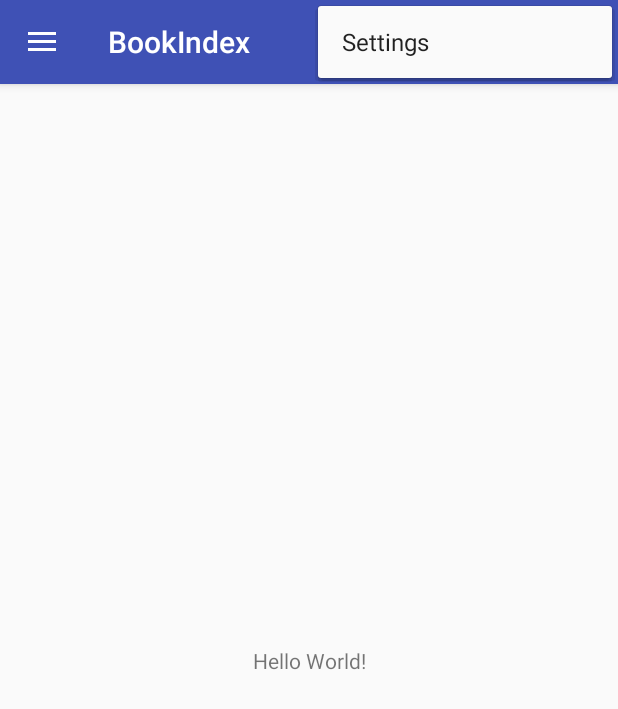
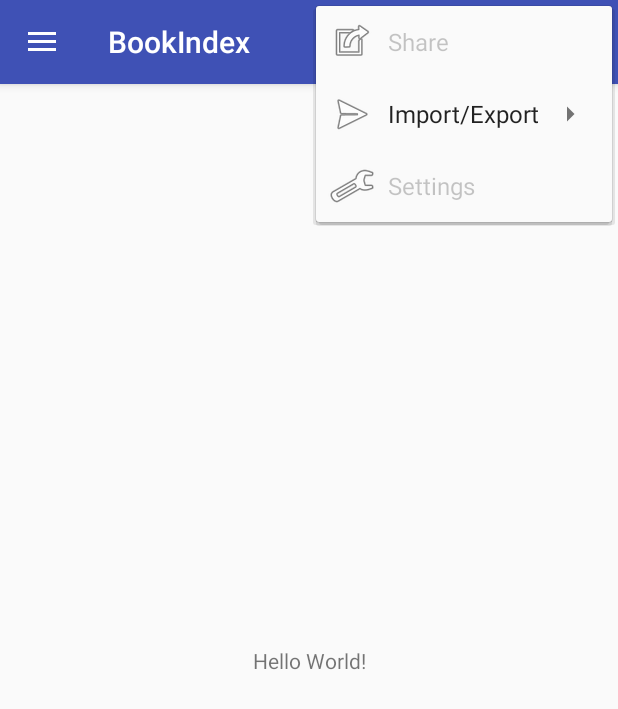
Before and after one commit to TristanEduProjet/BookIndex, an Android app: the screen it shows after launch (MainActivity), with the options menu open, on a phone screen of 412 x 824 dp. Shown: the top 709 px of the screen. Run offline under Robolectric (Android 15) with nearby library versions, the light colour scheme and no system bars.

Commit message:
Move part of menu & force icons shown

```diff
--- a/app/src/main/res/menu/main_actionbar_menu.xml
+++ b/app/src/main/res/menu/main_actionbar_menu.xml
@@ -1,9 +1,43 @@
 <?xml version="1.0" encoding="utf-8"?>
 <menu xmlns:android="http://schemas.android.com/apk/res/android"
-    xmlns:app="http://schemas.android.com/apk/res-auto">
+    xmlns:app="http://schemas.android.com/apk/res-auto"
+    xmlns:tools="http://schemas.android.com/tools"
+    tools:context=".ui.MainActivity">
     <item
         android:id="@+id/action_settings"
+        android:icon="@android:drawable/ic_menu_preferences"
         android:orderInCategory="100"
         android:title="@string/action_settings"
+        android:enabled="false"
         app:showAsAction="never" />
+
+    <item
+        android:id="@+id/action_share"
+        android:icon="@android:drawable/ic_menu_set_as"
+        android:orderInCategory="90"
+        android:enabled="false"
+        android:title="@string/action_share" />
+    <item
+        android:title="@string/nav_import_export"
+        android:icon="@android:drawable/ic_menu_send"
+        android:orderInCategory="90"
+        app:showAsAction="never" >
+        <menu>
+            <item
+                android:id="@+id/action_save"
+                android:icon="@android:drawable/ic_menu_save"
+                android:enabled="false"
+                android:title="@string/action_save" />
+            <item
+                android:id="@+id/action_export"
+                android:icon="@android:drawable/ic_menu_set_as"
+                android:enabled="false"
+                android:title="@string/action_export" />
+            <item
+                android:id="@+id/action_send"
+                android:icon="@android:drawable/ic_menu_send"
+                android:enabled="false"
+                android:title="@string/action_send" />
+        </menu>
+    </item>
 </menu>
--- a/app/src/main/res/menu/main_activity_drawer.xml
+++ b/app/src/main/res/menu/main_activity_drawer.xml
@@ -24,31 +24,6 @@
         <!--android:icon="@android:drawable/ic_menu_manage"-->
     </group>
 
-    <item android:title="@string/nav_import_export">
-        <menu>
-            <item
-                android:id="@+id/nav_save"
-                android:icon="@android:drawable/ic_menu_save"
-                android:enabled="false"
-                android:title="@string/nav_save" />
-            <item
-                android:id="@+id/nav_export"
-                android:icon="@android:drawable/ic_menu_set_as"
-                android:enabled="false"
-                android:title="@string/nav_export" />
-            <item
-                android:id="@+id/nav_share"
-                android:icon="@android:drawable/ic_menu_share"
-                android:enabled="false"
-                android:title="@string/nav_share" />
-            <item
-                android:id="@+id/nav_send"
-                android:icon="@android:drawable/ic_menu_send"
-                android:enabled="false"
-                android:title="@string/nav_send" />
-        </menu>
-    </item>
-
     <item android:title="@string/nav_other">
         <menu>
             <item
--- a/app/src/main/res/values/strings.xml
+++ b/app/src/main/res/values/strings.xml
@@ -8,10 +8,10 @@
     <string name="nav_bookloan">Book loan</string>
     <string name="nav_settings">Settings</string>
     <string name="nav_import_export">Import/Export</string>
-    <string name="nav_save">Save</string>
-    <string name="nav_export">Export</string>
-    <string name="nav_share">Share</string>
-    <string name="nav_send">Send</string>
+    <string name="action_save">Save</string>
+    <string name="action_export">Export</string>
+    <string name="action_share">Share</string>
+    <string name="action_send">Send</string>
     <string name="nav_other">Other</string>
     <string name="nav_help">Help</string>
     <string name="nav_about">About</string>
```
Also changed, not shown: app/src/main/java/fr/esgi/bookindex/ui/MainActivity.java (+12 -11 lines), 1 other file.
